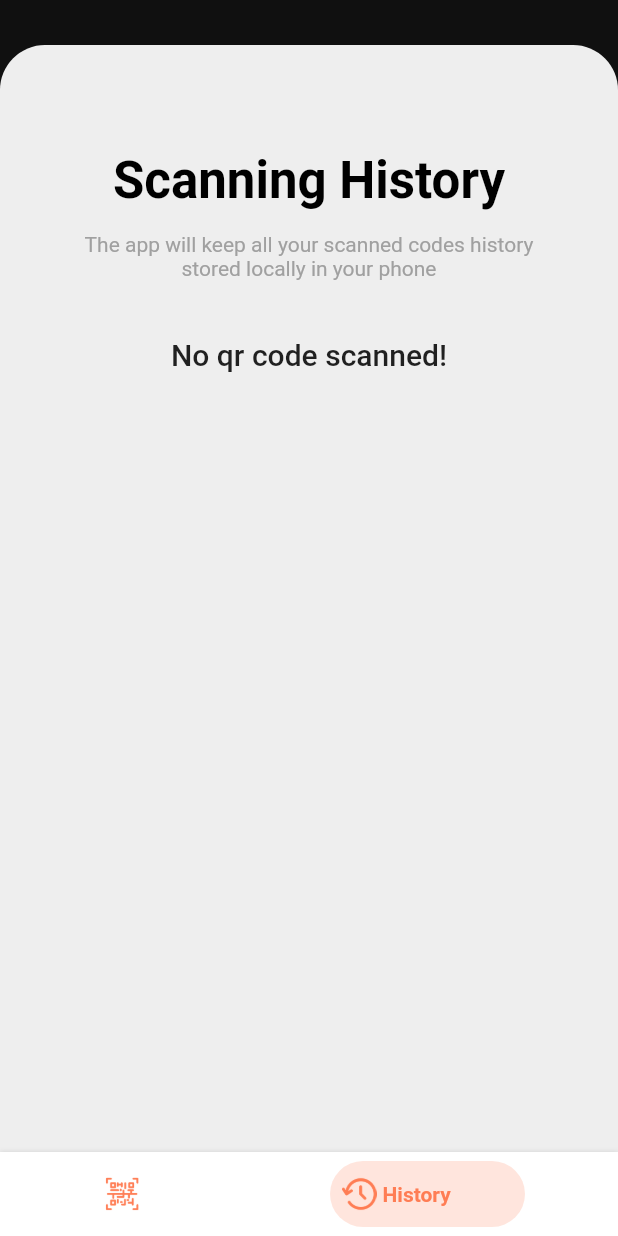
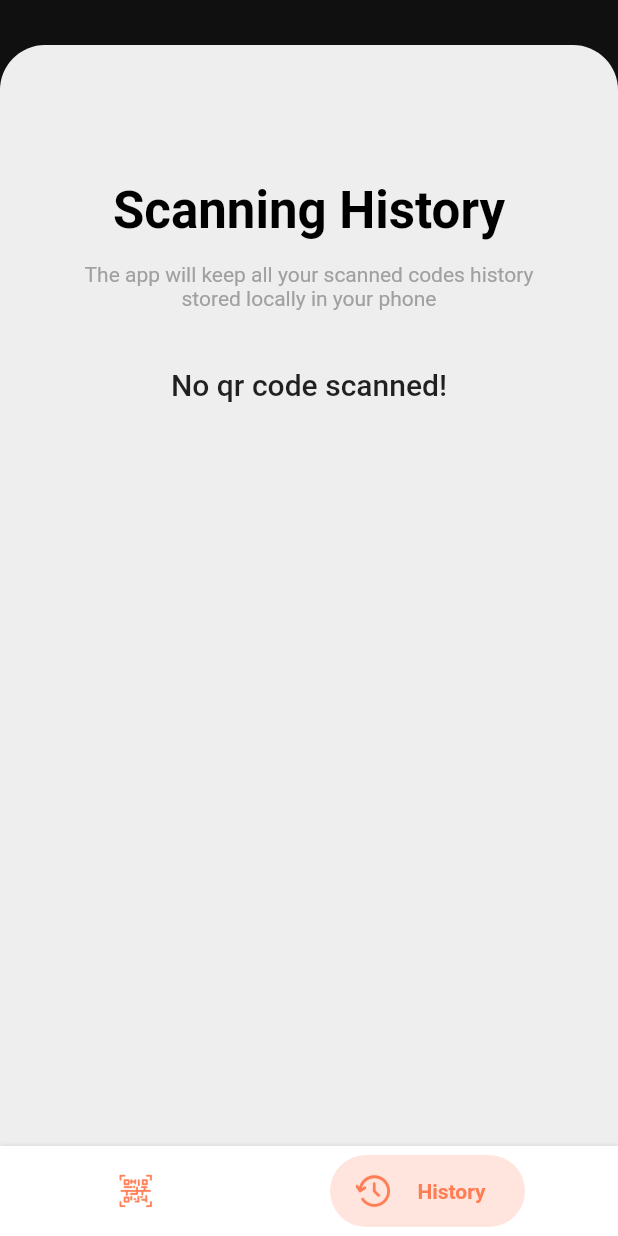
Before and after one commit to azizafif/qr_sacnner_challenge, a Flutter app: the screen it shows after launch, item 2 of the bottom bar chosen, on a phone screen of 412 x 824 dp. Run offline on Flutter 3.47's test engine with Material 2 defaults, Android fonts, the phone set to English and light mode, and no system bars; drawn by our look-alikes of bottom_navy_bar; our stand-ins replace connectivity_plus, get, responsive_framework, sqflite; missing offline and left inert: qr_code_scanner; accounts and stored records are empty.

Commit message:
code optimization

```diff
--- a/lib/app/app_widget.dart
+++ b/lib/app/app_widget.dart
@@ -2,8 +2,7 @@ import 'dart:async';
 
 import 'package:flutter/material.dart';
 import 'package:get/get.dart';
-import 'package:qr_scanner_challenge/feature/control_view_module.dart';
-import 'package:qr_scanner_challenge/feature/scanner_tab/module.dart';
+import 'package:qr_scanner_challenge/feature/control_view/control_view_module.dart';
 import 'package:responsive_framework/responsive_wrapper.dart';
 
 import 'design/index.dart';
@@ -47,17 +46,6 @@ class _MyAppState extends State<MyApp> {
         //$ Theme management
         theme: AppThemes.lightTheme,
 
-        //& Locales management
-        // supportedLocales: S.delegate.supportedLocales,
-        // locale: S.delegate.supportedLocales.first,
-        // fallbackLocale: S.delegate.supportedLocales.last,
-        // localizationsDelegates: const <LocalizationsDelegate<dynamic>>[
-        //   S.delegate,
-        //   GlobalMaterialLocalizations.delegate,
-        //   GlobalWidgetsLocalizations.delegate,
-        //   GlobalCupertinoLocalizations.delegate,
-        // ],
-
         //@ Binginds
         initialBinding: Binding(),
 
@@ -65,7 +53,6 @@ class _MyAppState extends State<MyApp> {
         initialRoute: controlModule.name,
         getPages: [
           controlModule,
-          scannerTab,
         ],
         defaultTransition: Transition.cupertino,
       );
--- /dev/null
+++ b/lib/app/design/app_constants.dart
@@ -0,0 +1,18 @@
+class AppConstants {
+  AppConstants._();
+
+//? CONTROL VIEW
+  static const String scannnerTab = 'Scanner';
+  static const String historyTab = 'History';
+
+//? SCANNER TAB
+  static const String scannerTabTitle = "Scan QR code";
+  static const String scannerTabDescription =
+      "Place the qr code inside the frame to scan. \nPlease avoid shaking to get results quikly";
+
+//? HISTORY TAB
+  static const String historyTabTitle = "Scanning History";
+  static const String historyTabDescription =
+      "The app will keep all your scanned codes history \nstored locally in your phone";
+  static const String historyTabNoData = "No qr code scanned!";
+}
--- a/lib/app/design/app_images.dart
+++ b/lib/app/design/app_images.dart
@@ -14,6 +14,7 @@ class AppImages {
 
   static Future precacheAssets(BuildContext context) async {
     await precacheImage(logo, context);
+
     await precacheImage(scannerIcon, context);
     await precacheImage(historyIcon, context);
     await precacheImage(linkIcon, context);
--- a/lib/app/shared/utils/extensions/inherted_controller_finder.dart
+++ b/lib/app/shared/utils/extensions/inherted_controller_finder.dart
@@ -3,6 +3,8 @@ import 'package:get/get.dart';
 import 'package:qr_scanner_challenge/app/shared/controllers/base_controller.dart';
 import 'package:qr_scanner_challenge/app/shared/modules/inherited_controller.dart';
 
+//* This extension on BuildContext help to find the getx controller
+//* with the help of the inherited widget
 extension InheritedControllerFinder on BuildContext {
   T find<T extends BaseController>() =>
       dependOnInheritedWidgetOfExactType<InheritedController<T>>()
--- a/lib/app/shared/widgets/smart_scaffold.dart
+++ b/lib/app/shared/widgets/smart_scaffold.dart
@@ -9,23 +9,15 @@ import 'index.dart';
 class SmartScaffold extends StatelessWidget {
   const SmartScaffold({
     super.key,
-    this.appBar,
     required this.body,
-    this.floatingActionButton,
-    this.floatingActionButtonLocation,
     this.bottomNavigationBar,
-    this.bottomSheet,
     this.backgroundColor,
     this.resizeToAvoidBottomInset,
   });
 
-  final PreferredSizeWidget? appBar;
   final Widget body;
-  final Widget? floatingActionButton;
-  final FloatingActionButtonLocation? floatingActionButtonLocation;
   final Color? backgroundColor;
   final Widget? bottomNavigationBar;
-  final Widget? bottomSheet;
   final bool? resizeToAvoidBottomInset;
 
   @override
@@ -36,7 +28,6 @@ class SmartScaffold extends StatelessWidget {
                 onTap: FocusScope.of(context).unfocus,
                 child: Scaffold(
                   key: key,
-                  appBar: appBar,
                   body: SafeArea(
                     child: Stack(alignment: Alignment.center, children: [
                       Container(
@@ -48,8 +39,8 @@ class SmartScaffold extends StatelessWidget {
                                     Radius.circular(AppValues.defaultRadius),
                                 topRight:
                                     Radius.circular(AppValues.defaultRadius))),
+                        child: SizedBox.expand(child: body),
                       ),
-                      SizedBox.expand(child: body),
                     ]),
                   ),
                   bottomNavigationBar: bottomNavigationBar,
--- a/lib/feature/control_view.dart
+++ /dev/null
@@ -1,62 +0,0 @@
-import 'package:bottom_navy_bar/bottom_navy_bar.dart';
-import 'package:flutter/material.dart';
-import 'package:qr_scanner_challenge/app/design/index.dart';
-import 'package:qr_scanner_challenge/feature/history_tab/history_tab.dart';
-import 'package:qr_scanner_challenge/feature/scanner_tab/scanner_tab.dart';
-
-import '../app/shared/widgets/index.dart';
-
-class ControlView extends StatefulWidget {
-  const ControlView({super.key});
-
-  @override
-  State<ControlView> createState() => _ControlViewState();
-}
-
-class _ControlViewState extends State<ControlView> {
-  int _selectedIndex = 0;
-
-  @override
-  void initState() {
-    super.initState();
-  }
-
-  @override
-  Widget build(BuildContext context) {
-    return SmartScaffold(
-      body: _selectedIndex == 0 ? const ScannerTab() : const HistoryTab(),
-      bottomNavigationBar: BottomNavyBar(
-        mainAxisAlignment: MainAxisAlignment.spaceAround,
-        selectedIndex: _selectedIndex,
-        showElevation: true,
-        onItemSelected: (index) => setState(() {
-          _selectedIndex = index;
-        }),
-        items: [
-          BottomNavyBarItem(
-            icon: const Image(
-              height: 23,
-              image: AppImages.scannerIcon,
-              color: AppColors.primaryColor,
-            ),
-            title: const Text(
-              'Scanner',
-            ),
-            activeColor: AppColors.primaryColor,
-          ),
-          BottomNavyBarItem(
-            icon: const Image(
-              height: 23,
-              image: AppImages.historyIcon,
-              color: AppColors.primaryColor,
-            ),
-            title: const Text(
-              'History',
-            ),
-            activeColor: AppColors.primaryColor,
-          ),
-        ],
-      ),
-    );
-  }
-}
--- /dev/null
+++ b/lib/feature/control_view/control_view.dart
@@ -0,0 +1,68 @@
+import 'package:bottom_navy_bar/bottom_navy_bar.dart';
+import 'package:qr_scanner_challenge/app/design/app_constants.dart';
+import 'package:qr_scanner_challenge/app/design/index.dart';
+import 'package:qr_scanner_challenge/app/shared/modules/exports.dart';
+import 'package:qr_scanner_challenge/app/shared/utils/extensions/inherted_controller_finder.dart';
+import 'package:qr_scanner_challenge/feature/control_view/control_view_controller.dart';
+import 'package:qr_scanner_challenge/feature/history_tab/history_tab.dart';
+import 'package:qr_scanner_challenge/feature/scanner_tab/scanner_tab.dart';
+
+import '../../app/shared/widgets/index.dart';
+
+class ControlView extends StatelessWidget {
+  const ControlView({super.key});
+
+  @override
+  Widget build(BuildContext context) {
+    return Obx(() {
+      return SmartScaffold(
+        body: context.find<ControlViewController>().selectedIndex.value == 0
+            ? const ScannerTab()
+            : const HistoryTab(),
+        bottomNavigationBar: Obx(() {
+          return BottomNavyBar(
+            mainAxisAlignment: MainAxisAlignment.spaceAround,
+            selectedIndex:
+                context.find<ControlViewController>().selectedIndex.value,
+            showElevation: true,
+            onItemSelected: (index) => context
+                .find<ControlViewController>()
+                .selectedIndex
+                .value = index,
+            containerHeight: 60,
+            items: [
+              BottomNavyBarItem(
+                icon: const Padding(
+                  padding: EdgeInsets.only(left: 9.0),
+                  child: Image(
+                    height: 23,
+                    image: AppImages.scannerIcon,
+                    color: AppColors.primaryColor,
+                  ),
+                ),
+                title: const Center(
+                  child: Text(AppConstants.scannnerTab),
+                ),
+                activeColor: AppColors.primaryColor,
+              ),
+              BottomNavyBarItem(
+                icon: const Padding(
+                  padding: EdgeInsets.only(left: 9.0),
+                  child: Image(
+                    height: 23,
+                    image: AppImages.historyIcon,
+                    color: AppColors.primaryColor,
+                  ),
+                ),
+                title: const Center(
+                  child: Text(AppConstants.historyTab),
+                ),
+                activeColor: AppColors.primaryColor,
+              ),
+            ],
+          );
+        }),
+      );
+    });
+  }
+}
--- /dev/null
+++ b/lib/feature/control_view/control_view_controller.dart
@@ -0,0 +1,6 @@
+import 'package:get/get.dart';
+import 'package:qr_scanner_challenge/app/shared/controllers/base_controller.dart';
+
+class ControlViewController extends BaseController {
+  final Rx<int> selectedIndex = 0.obs;
+}
--- /dev/null
+++ b/lib/feature/control_view/control_view_module.dart
@@ -0,0 +1,11 @@
+import 'package:qr_scanner_challenge/feature/control_view/control_view.dart';
+import 'package:qr_scanner_challenge/feature/control_view/control_view_controller.dart';
+
+import '../../app/shared/modules/exports.dart';
+
+final controlModule = GetPage(
+  name: '/ControlViewModule',
+  page: () =>
+      InheritanceProviderOf<ControlViewController>(across: ControlView()),
+  binding: BindingsBuilder.put(() => ControlViewController()),
+);
--- a/lib/feature/control_view_module.dart
+++ /dev/null
@@ -1,7 +0,0 @@
-import 'package:get/get.dart';
-import 'package:qr_scanner_challenge/feature/control_view.dart';
-
-final controlModule = GetPage(
-  name: '/ControlViewModule',
-  page: () => const ControlView(),
-);
--- a/lib/feature/history_tab/history_services.dart
+++ b/lib/feature/history_tab/history_services.dart
@@ -1,10 +1,7 @@
 import 'package:qr_scanner_challenge/data/db_helper.dart';
-
-import '../../app/shared/modules/exports.dart';
 
 class HistoryServices {
   Future<List<Map<String, dynamic>>> addScannedQrCode() async {
-    debugPrint('addScannedQrCode called');
     return await DBHelper.query();
   }
 }
--- a/lib/feature/history_tab/history_tab.dart
+++ b/lib/feature/history_tab/history_tab.dart
@@ -1,9 +1,10 @@
 import 'package:flutter/material.dart';
 import 'package:get/get.dart';
+import 'package:qr_scanner_challenge/app/design/app_constants.dart';
 import 'package:qr_scanner_challenge/app/design/index.dart';
+import 'package:qr_scanner_challenge/app/shared/utils/extensions/inherted_controller_finder.dart';
 import 'package:qr_scanner_challenge/app/shared/widgets/index.dart';
 import 'package:qr_scanner_challenge/data/scanned_qr_model.dart';
-import 'package:intl/intl.dart';
 
 import 'package:qr_scanner_challenge/feature/history_tab/history_controller.dart';
 
@@ -12,13 +13,11 @@ class HistoryTab extends StatelessWidget {
 
   @override
   Widget build(BuildContext context) {
-    HistoryController controller = Get.put(HistoryController());
-
-    return SmartScaffold(
-        body: RefreshIndicator(
+    return RefreshIndicator(
       color: Colors.white,
       backgroundColor: AppColors.primaryColor,
-      onRefresh: () async => controller.getScannedQrCodes(),
+      onRefresh: () async =>
+          context.find<HistoryController>().getScannedQrCodes(),
       child: CustomScrollView(
         slivers: [
           SliverList(
@@ -26,18 +25,18 @@ class HistoryTab extends StatelessWidget {
               [
                 Padding(
                   padding: const EdgeInsets.symmetric(
-                      horizontal: 11.0, vertical: 100),
+                      horizontal: 11.0, vertical: 90),
                   child: Column(
                     mainAxisAlignment: MainAxisAlignment.center,
                     children: [
                       Text(
-                        "Scanning History",
+                        AppConstants.historyTabTitle,
                         style: Theme.of(context).textTheme.headline4!.copyWith(
                             color: Colors.black, fontWeight: FontWeight.bold),
                       ),
                       const VerticalSpacing(15),
                       Text(
-                        "The app will keep all your scanned codes history \nstored locally in your phone",
+                        AppConstants.historyTabDescription,
                         textAlign: TextAlign.center,
                         style: Theme.of(context)
                             .textTheme
@@ -45,25 +44,32 @@ class HistoryTab extends StatelessWidget {
                             .copyWith(color: AppColors.secondaryColor),
                       ),
                       const VerticalSpacing(20),
-                      Obx(() => controller.scannedQrCodesList.isNotEmpty
+                      Obx(() => context
+                              .find<HistoryController>()
+                              .scannedQrCodesList
+                              .isNotEmpty
                           ? GridView.builder(
                               physics: const NeverScrollableScrollPhysics(),
                               shrinkWrap: true,
                               gridDelegate:
                                   const SliverGridDelegateWithFixedCrossAxisCount(
                                       childAspectRatio: 3.5, crossAxisCount: 1),
-                              itemCount: controller.scannedQrCodesList.length,
+                              itemCount: context
+                                  .find<HistoryController>()
+                                  .scannedQrCodesList
+                                  .length,
                               itemBuilder: (BuildContext context, int index) {
                                 return _ScannedQrCodeCard(
-                                    scannedQrCode:
-                                        controller.scannedQrCodesList[index]);
+                                    scannedQrCode: context
+                                        .find<HistoryController>()
+                                        .scannedQrCodesList[index]);
                               },
                             )
                           : Center(
                               child: Padding(
                                 padding: const EdgeInsets.all(18.0),
                                 child: Text(
-                                  "No qr code scanned!",
+                                  AppConstants.historyTabNoData,
                                   style: Theme.of(context).textTheme.titleLarge,
                                 ),
                               ),
@@ -76,7 +82,7 @@ class HistoryTab extends StatelessWidget {
           ),
         ],
       ),
-    ));
+    );
   }
 }
 
@@ -87,7 +93,10 @@ class _ScannedQrCodeCard extends StatelessWidget {
 
   @override
   Widget build(BuildContext context) {
-    scannedAt = parseTimeStamp(scannedQrCode.scannedAt ?? 0);
+    //* Using extension on context to find the controller
+    scannedAt = context
+        .find<HistoryController>()
+        .parseTimeStamp(scannedQrCode.scannedAt ?? 0);
     return Padding(
       padding: const EdgeInsets.all(8.0),
       child: Card(
@@ -114,10 +123,4 @@ class _ScannedQrCodeCard extends StatelessWidget {
       ),
     );
   }
-
-  String parseTimeStamp(int value) {
-    var date = DateTime.fromMillisecondsSinceEpoch(value);
-    var d12 = DateFormat('MM-dd-yyyy, hh:mm a').format(date);
-    return d12;
-  }
 }
--- a/lib/feature/scanner_tab/module.dart
+++ /dev/null
@@ -1,11 +0,0 @@
-import 'package:qr_scanner_challenge/feature/scanner_tab/scanner_controller.dart';
-import 'package:qr_scanner_challenge/feature/scanner_tab/scanner_tab.dart';
-
-import '../../app/shared/modules/exports.dart';
-
-final scannerTab = GetPage(
-  name: '/scannerTab',
-  page: () =>
-      const InheritanceProviderOf<ScannerController>(across: ScannerTab()),
-  binding: BindingsBuilder.put(() => ScannerController()),
-);
--- a/lib/feature/scanner_tab/scanner_services.dart
+++ b/lib/feature/scanner_tab/scanner_services.dart
@@ -1,11 +1,8 @@
 import 'package:qr_scanner_challenge/data/db_helper.dart';
 import 'package:qr_scanner_challenge/data/scanned_qr_model.dart';
 
-import '../../app/shared/modules/exports.dart';
-
 class ScannerServices {
   addScannedQrCode({ScannedQrCodeModel? scannedQrCode}) {
-    debugPrint('addScannedQrCode called');
     return DBHelper.insert(scannedQrCode);
   }
 }
```
Also changed, not shown: lib/app/shared/widgets/scrollable_column.dart (deleted, +0 -31 lines), lib/data/db_helper.dart (+3 -6 lines), lib/feature/history_tab/history_controller.dart (+7 -0 lines), lib/feature/scanner_tab/scanner_controller.dart (+4 -8 lines), lib/feature/scanner_tab/scanner_tab.dart (+7 -7 lines).
